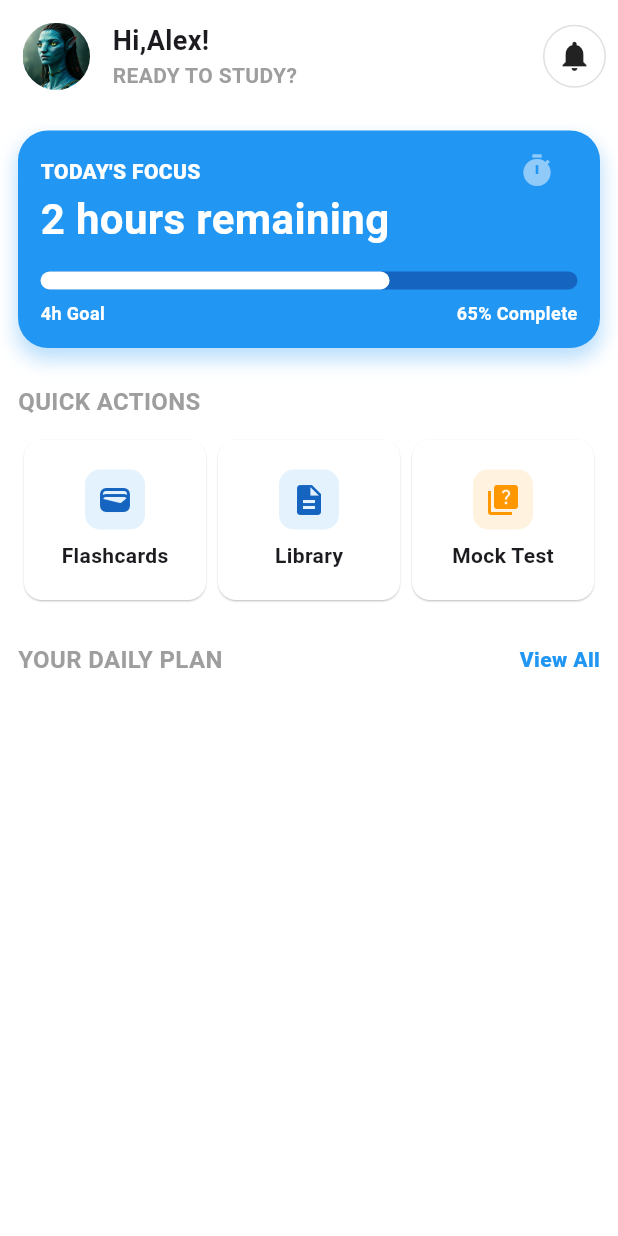
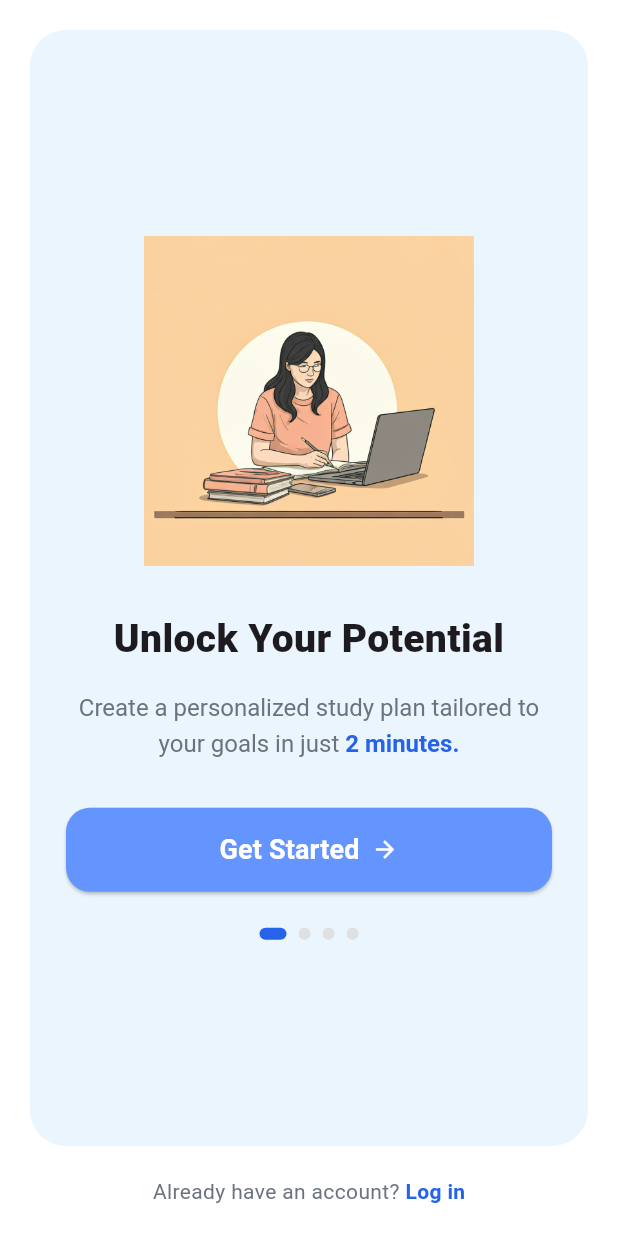
Before and after one commit to shekhar613/student-onboarding-app, a Flutter app: the screen it shows after launch, on a phone screen of 412 x 824 dp. Run offline on Flutter 3.47's test engine with Material 3 defaults, Android fonts, the phone set to English and light mode, and no system bars.

Commit message:
onboarding

```diff
--- a/lib/main.dart
+++ b/lib/main.dart
@@ -1,5 +1,6 @@
 import 'package:flutter/material.dart';
-import 'package:student_onboarding/pages/HomeScreen.dart';
+// import 'package:student_onboarding/pages/HomeScreen.dart';
+import 'package:student_onboarding/pages/StartOnboardingScreen.dart';
 
 void main() {
   runApp(const MyApp());
@@ -14,7 +15,7 @@ class MyApp extends StatelessWidget {
     return MaterialApp(
       debugShowCheckedModeBanner: false,
       title: 'Student Onboarding',
-      home: Homescreen(),
+      home: Startonboardingscreen(),
     );
   }
 }
--- /dev/null
+++ b/lib/pages/StartOnboardingScreen.dart
@@ -0,0 +1,189 @@
+import 'package:flutter/material.dart';
+import 'package:flutter/services.dart';
+import 'package:student_onboarding/Onboarding/onboardingScreen.dart';
+
+class Startonboardingscreen extends StatefulWidget {
+  @override
+  State<Startonboardingscreen> createState() => StartonboardingscreenState();
+}
+
+class StartonboardingscreenState extends State<Startonboardingscreen> {
+  @override
+  Widget build(BuildContext context) {
+    final height = MediaQuery.of(context).size.height;
+    final width = MediaQuery.of(context).size.width;
+
+    return AnnotatedRegion<SystemUiOverlayStyle>(
+      value: const SystemUiOverlayStyle(
+        statusBarColor: Colors.white,
+        statusBarIconBrightness: Brightness.dark,
+        statusBarBrightness: Brightness.dark,
+      ),
+      child: Scaffold(
+        backgroundColor: Colors.white,
+        body: SafeArea(
+          child: Padding(
+            padding: const EdgeInsets.all(20),
+            child: Column(
+              children: [
+                Expanded(
+                  child: Container(
+                    padding: const EdgeInsets.all(24),
+                    decoration: BoxDecoration(
+                      color: const Color(0xFFEAF5FD),
+                      borderRadius: BorderRadius.circular(24),
+                    ),
+                    child: Column(
+                      mainAxisAlignment: MainAxisAlignment.center,
+                      children: [
+                        /// Image
+                        Container(
+                          height: 220,
+                          width: width * 0.6,
+                          decoration: const BoxDecoration(
+                            image: DecorationImage(
+                              image: AssetImage("assets/Images/bg.png"),
+                              fit: BoxFit.contain,
+                            ),
+                          ),
+                        ),
+
+                        const SizedBox(height: 30),
+
+                        /// Title
+                        const Text(
+                          "Unlock Your Potential",
+                          textAlign: TextAlign.center,
+                          style: TextStyle(
+                            fontSize: 26,
+                            fontWeight: FontWeight.w800,
+                          ),
+                        ),
+
+                        const SizedBox(height: 14),
+
+                        /// Subtitle
+                        RichText(
+                          textAlign: TextAlign.center,
+                          text: const TextSpan(
+                            style: TextStyle(
+                              fontSize: 16,
+                              color: Color(0xFF6B7280),
+                              height: 1.5,
+                            ),
+                            children: [
+                              TextSpan(
+                                text:
+                                    "Create a personalized study plan tailored to your goals in just ",
+                              ),
+                              TextSpan(
+                                text: "2 minutes.",
+                                style: TextStyle(
+                                  color: Color(0xFF2563EB),
+                                  fontWeight: FontWeight.w700,
+                                ),
+                              ),
+                            ],
+                          ),
+                        ),
+
+                        const SizedBox(height: 32),
+
+                        /// Button
+                        SizedBox(
+                          width: double.infinity,
+                          height: 56,
+                          child: ElevatedButton(
+                            onPressed: () {
+                              Navigator.push(
+                                context,
+                                MaterialPageRoute(
+                                  builder: (context) => Onboardingscreen(),
+                                ),
+                              );
+                            },
+                            style: ElevatedButton.styleFrom(
+                              backgroundColor: const Color.fromARGB(
+                                255,
+                                100,
+                                149,
+                                255,
+                              ),
+                              shape: RoundedRectangleBorder(
+                                borderRadius: BorderRadius.circular(16),
+                              ),
+                            ),
+                            child: Row(
+                              mainAxisAlignment: MainAxisAlignment.center,
+                              children: const [
+                                Text(
+                                  "Get Started",
+                                  style: TextStyle(
+                                    fontSize: 18,
+                                    fontWeight: FontWeight.w600,
+                                    color: Colors.white,
+                                  ),
+                                ),
+                                SizedBox(width: 8),
+                                Icon(Icons.arrow_forward, color: Colors.white),
+                              ],
+                            ),
+                          ),
+                        ),
+
+                        const SizedBox(height: 24),
+
+                        /// Page Indicator
+                        Row(
+                          mainAxisAlignment: MainAxisAlignment.center,
+                          children: [
+                            _dot(isActive: true),
+                            _dot(),
+                            _dot(),
+                            _dot(),
+                          ],
+                        ),
+                      ],
+                    ),
+                  ),
+                ),
+
+                const SizedBox(height: 20),
+
+                /// Login Text
+                Row(
+                  mainAxisAlignment: MainAxisAlignment.center,
+                  children: const [
+                    Text(
+                      "Already have an account? ",
+                      style: TextStyle(color: Color(0xFF6B7280)),
+                    ),
+                    Text(
+                      "Log in",
+                      style: TextStyle(
+                        color: Color(0xFF2563EB),
+                        fontWeight: FontWeight.w600,
+                      ),
+                    ),
+                  ],
+                ),
+              ],
+            ),
+          ),
+        ),
+      ),
+    );
+  }
+
+  Widget _dot({bool isActive = false}) {
+    return Container(
+      margin: const EdgeInsets.symmetric(horizontal: 4),
+      width: isActive ? 18 : 8,
+      height: 8,
+      decoration: BoxDecoration(
+        color: isActive ? const Color(0xFF2563EB) : Colors.grey.shade300,
+        borderRadius: BorderRadius.circular(8),
+      ),
+    );
+  }
+}
--- a/pubspec.yaml
+++ b/pubspec.yaml
@@ -26,3 +26,5 @@ flutter:
   assets:
     - assets/Images/
     - assets/Images/avtar.png
+    - assets/Images/istockphoto.webp
+    - assets/Images/bg.png
```
Also changed, not shown: lib/Onboarding/onboardingScreen.dart (added, +200 -0 lines), lib/components/Onboarding_components/onboardingscreenAppbar.dart (added, +53 -0 lines), assets/Images/bg.png (added), assets/Images/istockphoto.webp (added).
